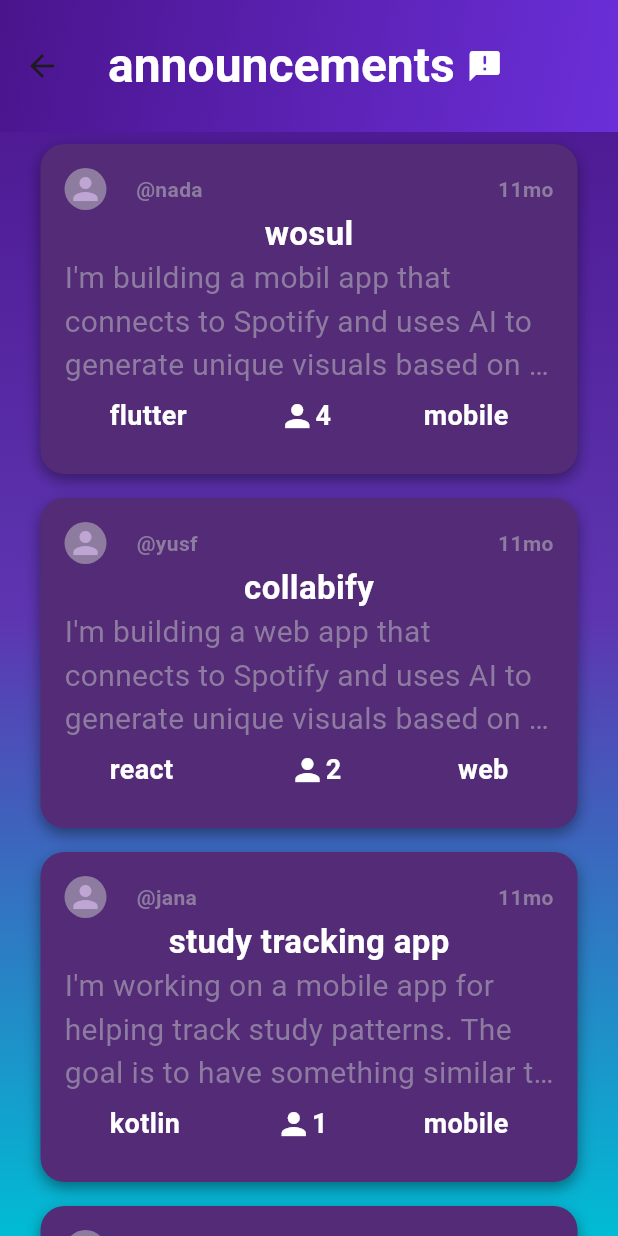
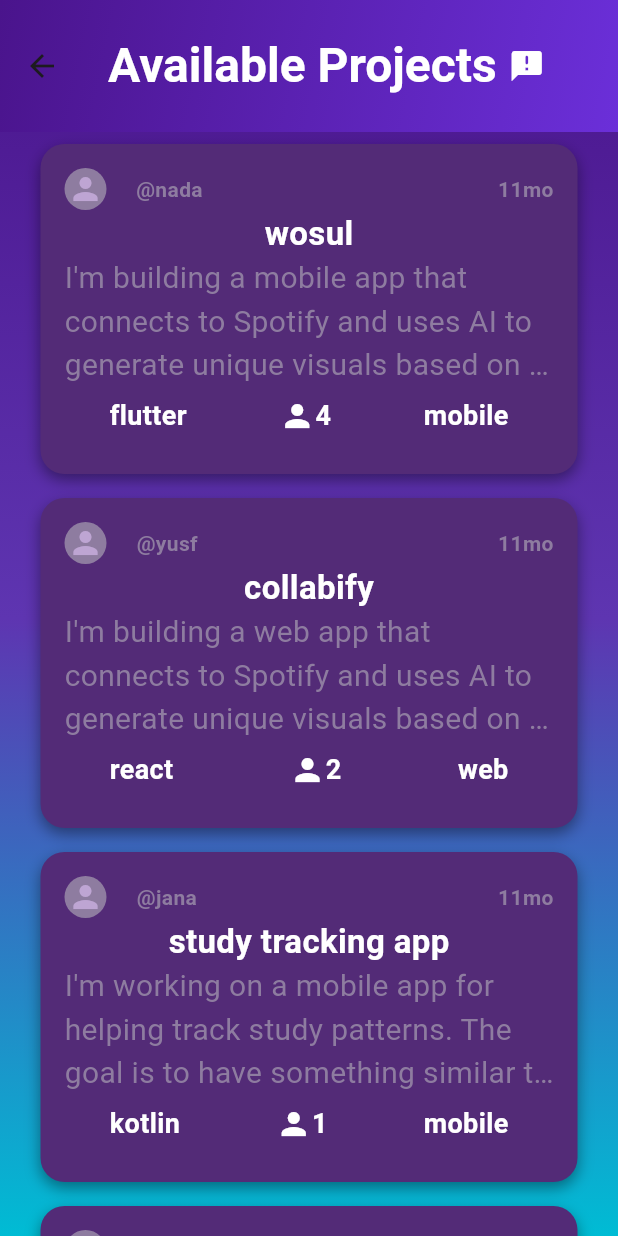
Before and after one commit to yusfmohamed/Collabify, a Flutter app: the JoinScreen screen opened directly, on a phone screen of 412 x 824 dp. Run offline on Flutter 3.47's test engine with Material 3 defaults, Android fonts, the phone set to English and light mode, and no system bars; our stand-ins replace curved_navigation_bar, file_picker, image_picker, shared_preferences; accounts and stored records are empty.

```diff
--- a/lib/screens/join_screen.dart
+++ b/lib/screens/join_screen.dart
@@ -2,7 +2,7 @@ import 'dart:ui';
 
 import 'package:collabify/components/announcement_item.dart';
 import 'package:collabify/models/announcement.dart';
-import 'package:collabify/widgets/gradient_background.dart';
+// import 'package:collabify/widgets/gradient_background.dart';
 import 'package:flutter/material.dart';
 
 class JoinScreen extends StatelessWidget {
@@ -13,7 +13,7 @@ class JoinScreen extends StatelessWidget {
         uaserName: "@nada",
         projectName: "wosul",
         describtion:
-            "I'm building a mobil app that connects to Spotify and uses AI to generate unique visuals based on what you're listening to. I'm planning on using a react frontend, with rust on the back.",
+            "I'm building a mobile app that connects to Spotify and uses AI to generate unique visuals based on what you're listening to. I'm planning on using a react frontend, with rust on the back.",
         language: "flutter",
         teamNum: "4",
         projrctType: "mobile"),
@@ -74,7 +74,7 @@ class JoinScreen extends StatelessWidget {
           title: const Row(
             children: [
               const Text(
-                "announcements",
+                "Available Projects",
                 style: TextStyle(
                     fontSize: 32,
                     fontWeight: FontWeight.bold,
```
Also changed, not shown: 1 other file.
